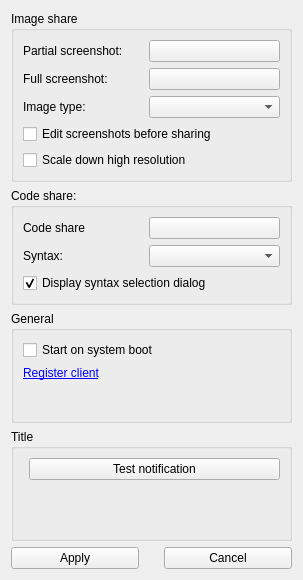
The window that client/config.ui (bakwc/Pastexen) describes before a commit, drawn with Qt 5.
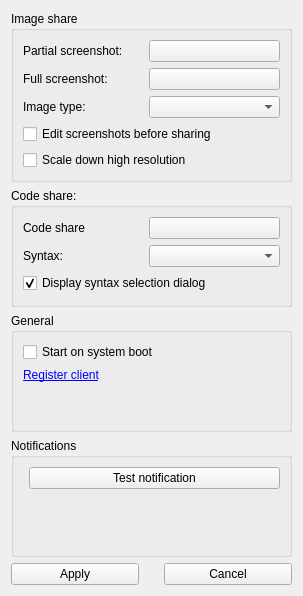
The same window after the commit. Icons and pictures are not drawn.

Diff of the .ui file:
```diff
--- a/client/config.ui
+++ b/client/config.ui
@@ -7,7 +7,7 @@
     <x>0</x>
     <y>0</y>
     <width>303</width>
-    <height>580</height>
+    <height>596</height>
    </rect>
   </property>
   <property name="sizePolicy">
@@ -306,7 +306,7 @@
    <item>
     <widget class="QGroupBox" name="formGroupBox">
      <property name="title">
-      <string>Title</string>
+      <string>Notifications</string>
      </property>
      <layout class="QFormLayout" name="formLayout_4">
       <item row="1" column="1">
```
